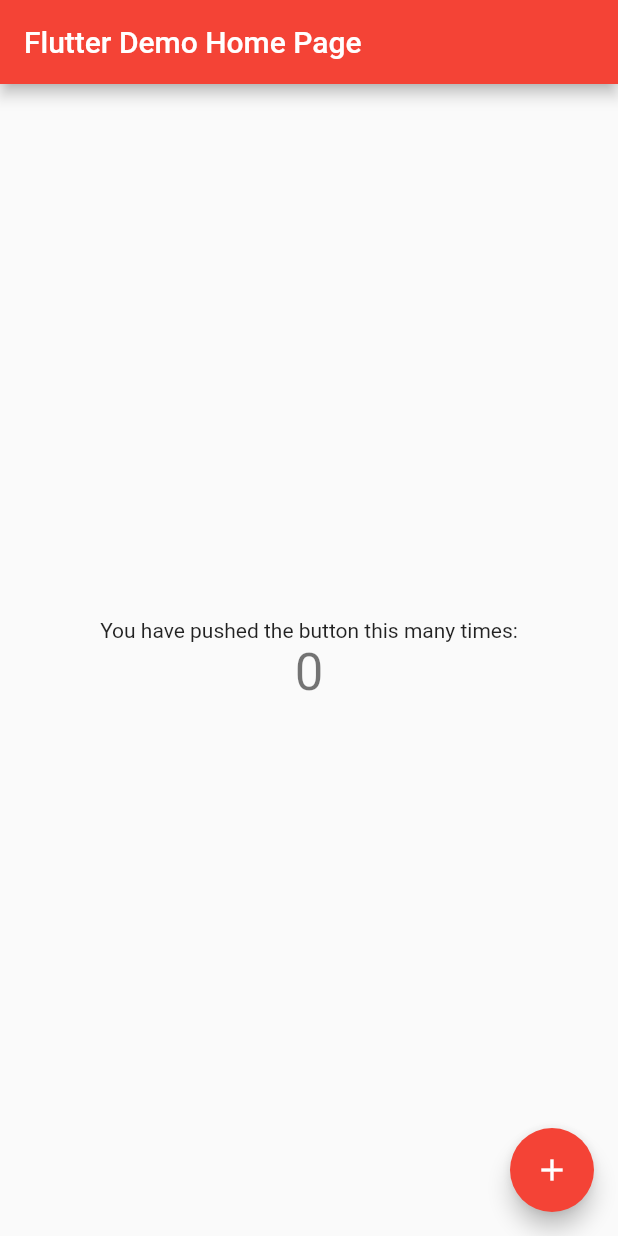
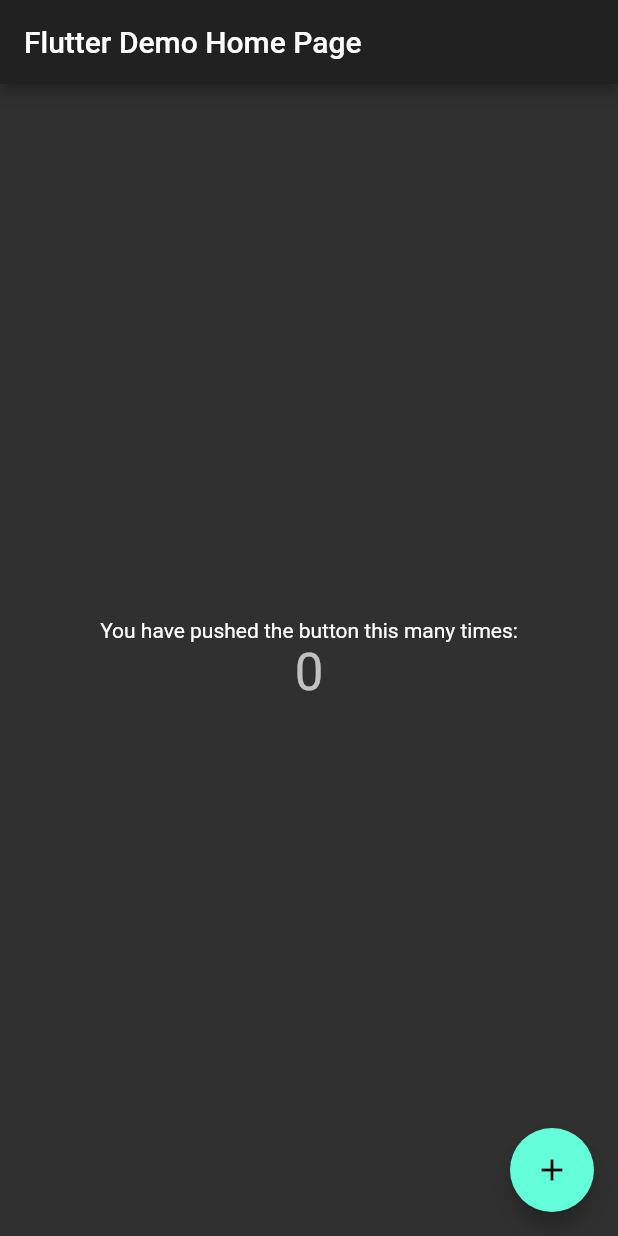
Before and after one commit to frankamente/FlutterWebGithubActions, a Flutter app: the screen it shows after launch, on a phone screen of 412 x 824 dp. Run offline on Flutter 3.47's test engine with Material 2 defaults, Android fonts, the phone set to English and light mode, and no system bars.

Commit message:
Changed Theme to dark

```diff
--- a/lib/main.dart
+++ b/lib/main.dart
@@ -9,9 +9,7 @@ class MyApp extends StatelessWidget {
   Widget build(BuildContext context) {
     return MaterialApp(
       title: 'Flutter Demo',
-      theme: ThemeData(
-        primarySwatch: Colors.red,
-      ),
+      theme: ThemeData.dark(),
       home: MyHomePage(title: 'Flutter Demo Home Page'),
     );
   }
```
